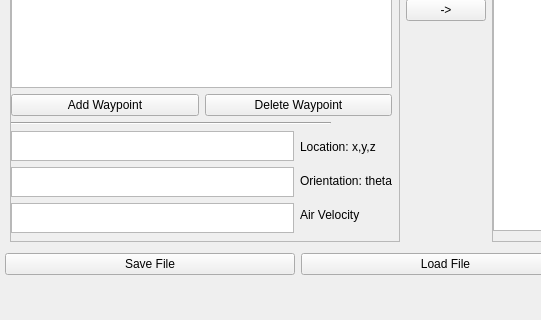
uavteambyu/rosplane_plugins, file waypoint_planning/resource/MyPlugin.ui: the form before one commit; both pictures show x 0 to 541 and y 261 to 581 of the 1000 by 1000 pixel window.
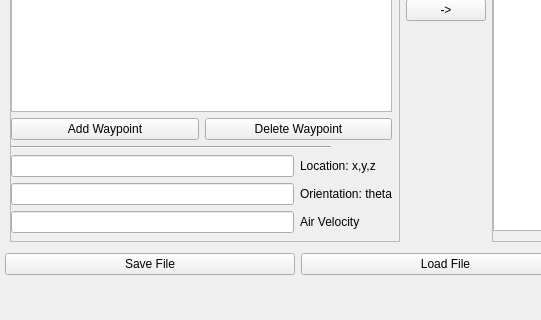
The form after the commit.

Commit message: Waypoint Planning Gui Updates

What changed in the file:
```diff
--- a/waypoint_planning/resource/MyPlugin.ui
+++ b/waypoint_planning/resource/MyPlugin.ui
@@ -166,91 +166,13 @@
              <item>
               <layout class="QVBoxLayout" name="TextEdit">
                <item>
-                <widget class="QTextEdit" name="LocationTextEdit">
-                 <property name="maximumSize">
-                  <size>
-                   <width>16777215</width>
-                   <height>30</height>
-                  </size>
-                 </property>
-                 <property name="inputMethodHints">
-                  <set>Qt::ImhPreferNumbers</set>
-                 </property>
-                 <property name="verticalScrollBarPolicy">
-                  <enum>Qt::ScrollBarAlwaysOff</enum>
-                 </property>
-                 <property name="horizontalScrollBarPolicy">
-                  <enum>Qt::ScrollBarAlwaysOff</enum>
-                 </property>
-                 <property name="lineWrapMode">
-                  <enum>QTextEdit::NoWrap</enum>
-                 </property>
-                 <property name="html">
-                  <string>&lt;!DOCTYPE HTML PUBLIC &quot;-//W3C//DTD HTML 4.0//EN&quot; &quot;http://www.w3.org/TR/REC-html40/strict.dtd&quot;&gt;
-&lt;html&gt;&lt;head&gt;&lt;meta name=&quot;qrichtext&quot; content=&quot;1&quot; /&gt;&lt;style type=&quot;text/css&quot;&gt;
-p, li { white-space: pre-wrap; }
-&lt;/style&gt;&lt;/head&gt;&lt;body style=&quot; font-family:'Ubuntu'; font-size:11pt; font-weight:400; font-style:normal;&quot;&gt;
-&lt;p style=&quot;-qt-paragraph-type:empty; margin-top:0px; margin-bottom:0px; margin-left:0px; margin-right:0px; -qt-block-indent:0; text-indent:0px;&quot;&gt;&lt;br /&gt;&lt;/p&gt;&lt;/body&gt;&lt;/html&gt;</string>
-                 </property>
-                </widget>
+                <widget class="QLineEdit" name="locationLineEdit"/>
                </item>
                <item>
-                <widget class="QTextEdit" name="OrientationTextEdit">
-                 <property name="maximumSize">
-                  <size>
-                   <width>16777215</width>
-                   <height>30</height>
-                  </size>
-                 </property>
-                 <property name="inputMethodHints">
-                  <set>Qt::ImhDigitsOnly</set>
-                 </property>
-                 <property name="verticalScrollBarPolicy">
-                  <enum>Qt::ScrollBarAlwaysOff</enum>
-                 </property>
-                 <property name="horizontalScrollBarPolicy">
-                  <enum>Qt::ScrollBarAlwaysOff</enum>
-                 </property>
-                 <property name="lineWrapMode">
-                  <enum>QTextEdit::NoWrap</enum>
-                 </property>
-                 <property name="html">
-                  <string>&lt;!DOCTYPE HTML PUBLIC &quot;-//W3C//DTD HTML 4.0//EN&quot; &quot;http://www.w3.org/TR/REC-html40/strict.dtd&quot;&gt;
-&lt;html&gt;&lt;head&gt;&lt;meta name=&quot;qrichtext&quot; content=&quot;1&quot; /&gt;&lt;style type=&quot;text/css&quot;&gt;
-p, li { white-space: pre-wrap; }
-&lt;/style&gt;&lt;/head&gt;&lt;body style=&quot; font-family:'Ubuntu'; font-size:11pt; font-weight:400; font-style:normal;&quot;&gt;
-&lt;p style=&quot;-qt-paragraph-type:empty; margin-top:0px; margin-bottom:0px; margin-left:0px; margin-right:0px; -qt-block-indent:0; text-indent:0px;&quot;&gt;&lt;br /&gt;&lt;/p&gt;&lt;/body&gt;&lt;/html&gt;</string>
-                 </property>
-                </widget>
+                <widget class="QLineEdit" name="orientationLineEdit"/>
                </item>
                <item>
-                <widget class="QTextEdit" name="SpeedTextEdit">
-                 <property name="maximumSize">
-                  <size>
-                   <width>16777215</width>
-                   <height>30</height>
-                  </size>
-                 </property>
-                 <property name="inputMethodHints">
-                  <set>Qt::ImhDigitsOnly</set>
-                 </property>
-                 <property name="verticalScrollBarPolicy">
-                  <enum>Qt::ScrollBarAlwaysOff</enum>
-                 </property>
-                 <property name="horizontalScrollBarPolicy">
-                  <enum>Qt::ScrollBarAlwaysOff</enum>
-                 </property>
-                 <property name="lineWrapMode">
-                  <enum>QTextEdit::NoWrap</enum>
-                 </property>
-                 <property name="html">
-                  <string>&lt;!DOCTYPE HTML PUBLIC &quot;-//W3C//DTD HTML 4.0//EN&quot; &quot;http://www.w3.org/TR/REC-html40/strict.dtd&quot;&gt;
-&lt;html&gt;&lt;head&gt;&lt;meta name=&quot;qrichtext&quot; content=&quot;1&quot; /&gt;&lt;style type=&quot;text/css&quot;&gt;
-p, li { white-space: pre-wrap; }
-&lt;/style&gt;&lt;/head&gt;&lt;body style=&quot; font-family:'Ubuntu'; font-size:11pt; font-weight:400; font-style:normal;&quot;&gt;
-&lt;p style=&quot;-qt-paragraph-type:empty; margin-top:0px; margin-bottom:0px; margin-left:0px; margin-right:0px; -qt-block-indent:0; text-indent:0px;&quot;&gt;&lt;br /&gt;&lt;/p&gt;&lt;/body&gt;&lt;/html&gt;</string>
-                 </property>
-                </widget>
+                <widget class="QLineEdit" name="velocityLineEdit"/>
                </item>
               </layout>
              </item>
```
The commit also changes 2 other files.
